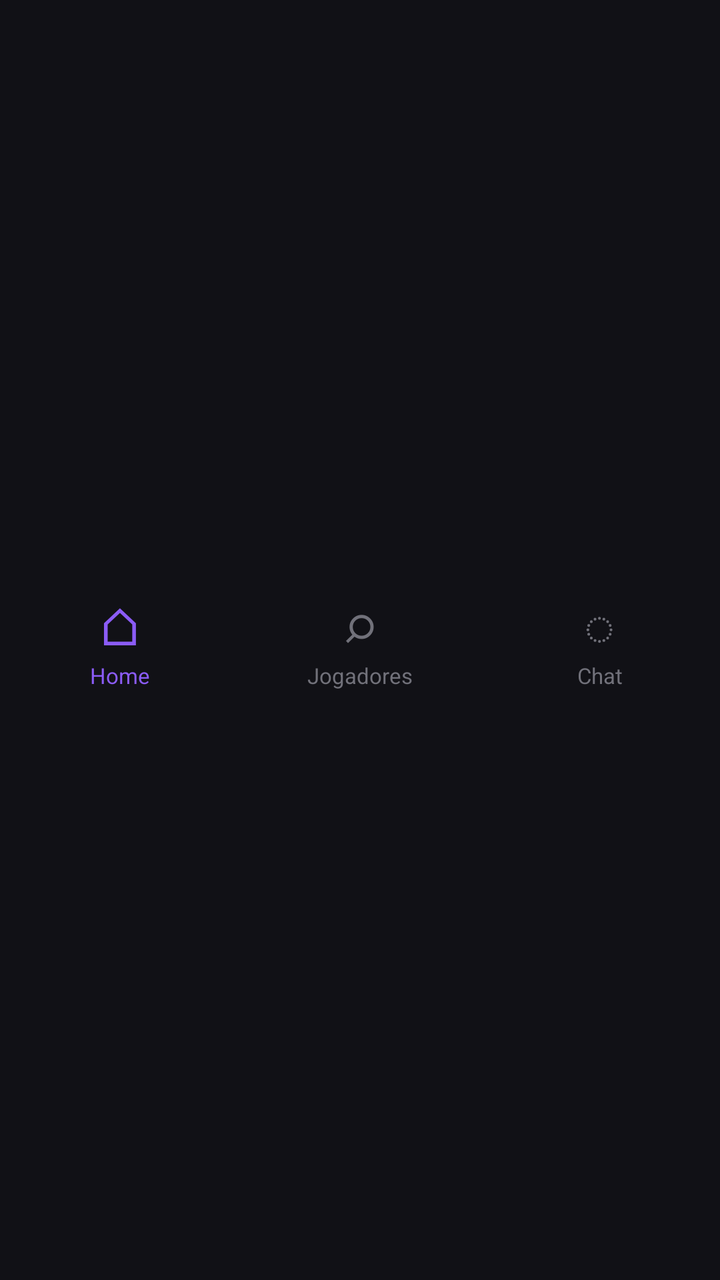
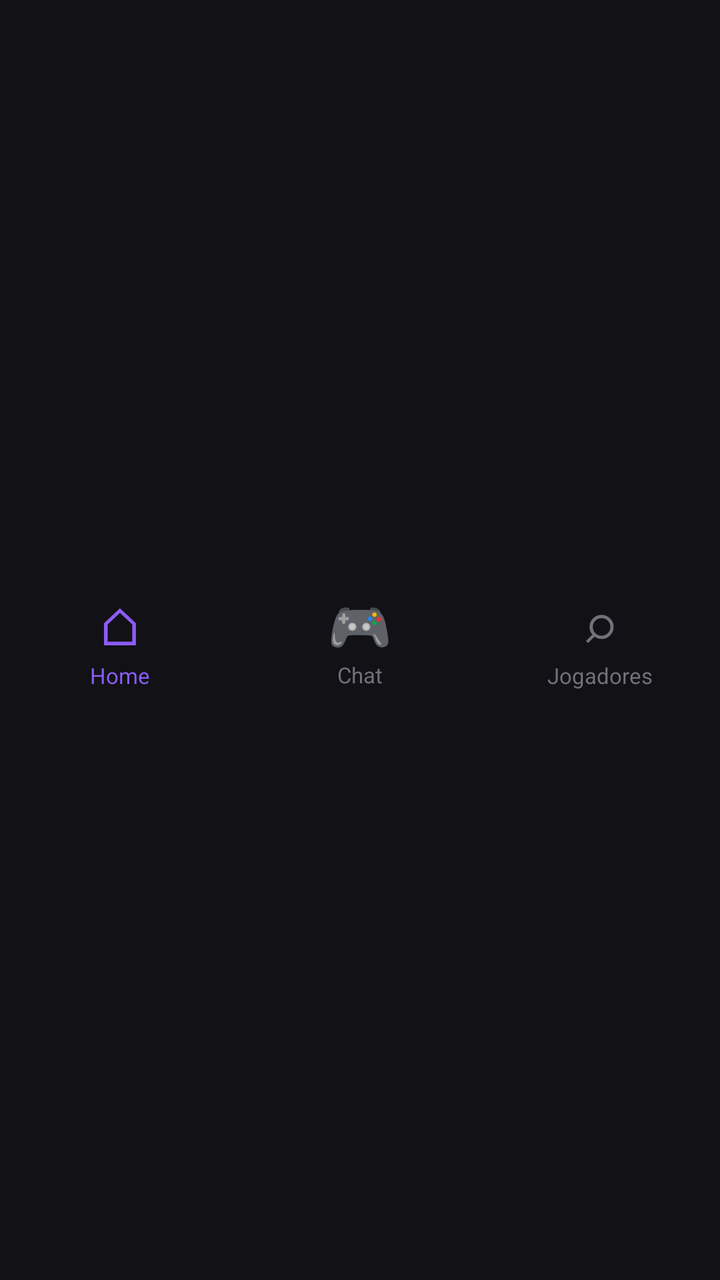

Before-and-after screenshots of an Android layout around one commit, followed by the original layout XML and the change that was made.
<!-- AndroidManifest.xml: application theme Theme.Syno -->
<!-- res/layout/bottom_navigation.xml -->
<?xml version="1.0" encoding="utf-8"?>
<LinearLayout xmlns:android="http://schemas.android.com/apk/res/android"
    android:id="@+id/bottomNavigation"
    android:layout_width="match_parent"
    android:layout_height="72dp"
    android:orientation="horizontal"
    android:gravity="center"
    android:background="#111116"
    android:elevation="8dp">

    
    <LinearLayout
        android:id="@+id/navHome"
        android:layout_width="0dp"
        android:layout_height="match_parent"
        android:layout_weight="1"
        android:orientation="vertical"
        android:gravity="center"
        android:clickable="true"
        android:focusable="true">

        <TextView
            android:id="@+id/iconHome"
            android:layout_width="wrap_content"
            android:layout_height="wrap_content"
            android:text="⌂"
            android:textColor="#8B5CF6"
            android:textSize="26sp" />

        <TextView
            android:layout_width="wrap_content"
            android:layout_height="wrap_content"
            android:text="Home"
            android:textColor="#8B5CF6"
            android:textSize="11sp" />

    </LinearLayout>

    
    <LinearLayout
        android:id="@+id/navPlayers"
        android:layout_width="0dp"
        android:layout_height="match_parent"
        android:layout_weight="1"
        android:orientation="vertical"
        android:gravity="center"
        android:clickable="true"
        android:focusable="true">

        <TextView
            android:layout_width="wrap_content"
            android:layout_height="wrap_content"
            android:text="⌕"
            android:textColor="#71717A"
            android:textSize="26sp" />

        <TextView
            android:layout_width="wrap_content"
            android:layout_height="wrap_content"
            android:text="Jogadores"
            android:textColor="#71717A"
            android:textSize="11sp" />

    </LinearLayout>

    
    <LinearLayout
        android:id="@+id/navChat"
        android:layout_width="0dp"
        android:layout_height="match_parent"
        android:layout_weight="1"
        android:orientation="vertical"
        android:gravity="center"
        android:clickable="true"
        android:focusable="true">

        <TextView
            android:layout_width="wrap_content"
            android:layout_height="wrap_content"
            android:text="◌"
            android:textColor="#71717A"
            android:textSize="26sp" />

        <TextView
            android:layout_width="wrap_content"
            android:layout_height="wrap_content"
            android:text="Chat"
            android:textColor="#71717A"
            android:textSize="11sp" />

    </LinearLayout>

</LinearLayout>
<!-- resources referenced by this layout -->
<resources>
  <style name="Theme.Syno" parent="android:Theme.Material.Light.NoActionBar" />
</resources>

<!-- the commit's change to res/layout/bottom_navigation.xml (unified diff, before → after) -->
@@ -38,6 +38,34 @@
 
     
     <LinearLayout
+        android:id="@+id/navChat"
+        android:layout_width="0dp"
+        android:layout_height="match_parent"
+        android:layout_weight="1"
+        android:orientation="vertical"
+        android:gravity="center"
+        android:clickable="true"
+        android:focusable="true">
+
+        <TextView
+            android:layout_width="wrap_content"
+            android:layout_height="wrap_content"
+            android:text="🎮"
+            android:textColor="#71717A"
+            android:textSize="26sp" />
+
+        <TextView
+            android:layout_width="wrap_content"
+            android:layout_height="wrap_content"
+            android:text="Chat"
+            android:textColor="#71717A"
+            android:textSize="11sp" />
+
+    </LinearLayout>
+
+    
+
+    <LinearLayout
         android:id="@+id/navPlayers"
         android:layout_width="0dp"
         android:layout_height="match_parent"
@@ -63,31 +91,4 @@
 
     </LinearLayout>
 
-    
-    <LinearLayout
-        android:id="@+id/navChat"
-        android:layout_width="0dp"
-        android:layout_height="match_parent"
-        android:layout_weight="1"
-        android:orientation="vertical"
-        android:gravity="center"
-        android:clickable="true"
-        android:focusable="true">
-
-        <TextView
-            android:layout_width="wrap_content"
-            android:layout_height="wrap_content"
-            android:text="◌"
-            android:textColor="#71717A"
-            android:textSize="26sp" />
-
-        <TextView
-            android:layout_width="wrap_content"
-            android:layout_height="wrap_content"
-            android:text="Chat"
-            android:textColor="#71717A"
-            android:textSize="11sp" />
-
-    </LinearLayout>
-
 </LinearLayout>
